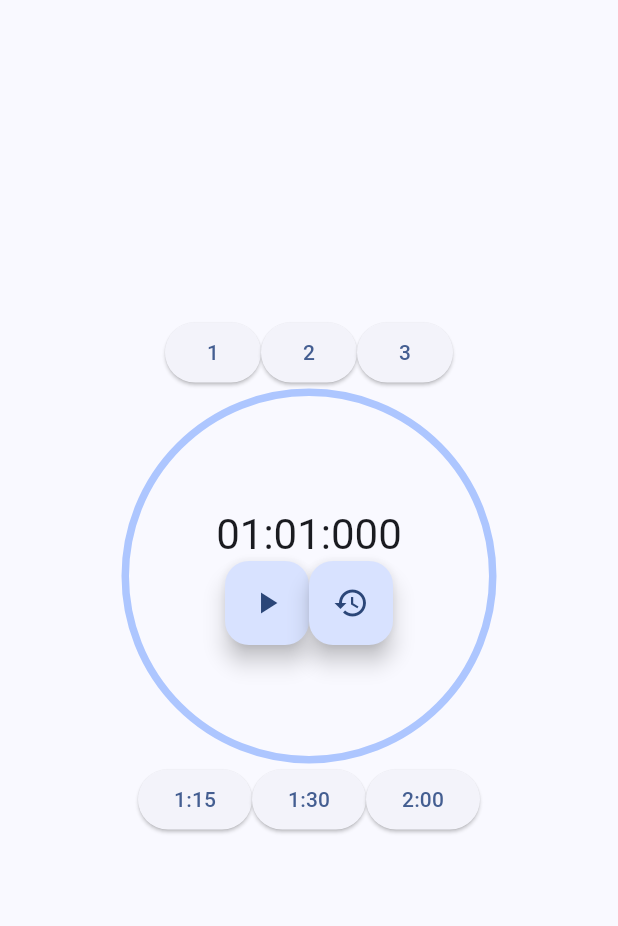
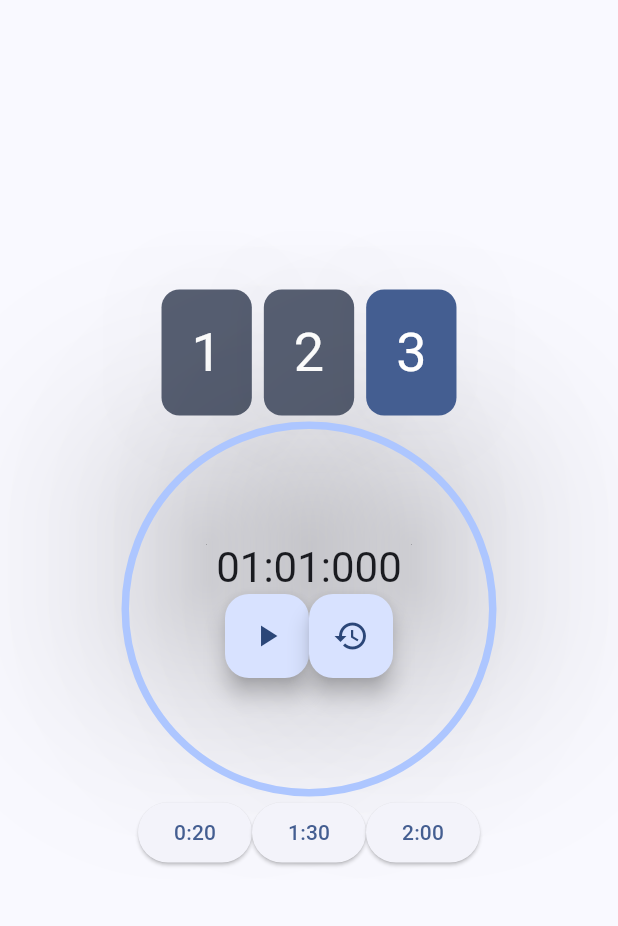
Before and after one commit to tlievre/fitness_stopwatch_app, a Flutter app: the screen it shows after launch, on a phone screen of 412 x 824 dp, the part 84-1010 px from its top. Run offline on Flutter 3.47's test engine with Material 3 defaults, Android fonts, the phone set to English and light mode, and no system bars.

Commit message:
add sets recorder feature

```diff
--- a/lib/main.dart
+++ b/lib/main.dart
@@ -1,10 +1,9 @@
-import 'package:fitness_stopwatch_app/timer_model.dart';
+import 'package:fitness_stopwatch_app/timer_provider.dart';
 import 'package:flutter/material.dart';
 import 'package:provider/provider.dart';
 
 void main() {
-  runApp(ChangeNotifierProvider(
-      create: (context) => TimerModel(1, 1), child: const MyApp()));
+  runApp(const MyApp());
 }
 
 class MyApp extends StatelessWidget {
@@ -13,26 +12,42 @@
   // This widget is the root of your application.
   @override
   Widget build(BuildContext context) {
-    return MaterialApp(
+    return ChangeNotifierProvider(
+      create: (context) => TimerProvider(1, 1),
+      child: MaterialApp(
         title: 'Fitness Stopwatch App',
         theme: ThemeData(
           colorScheme:
               ColorScheme.fromSeed(seedColor: Color.fromARGB(255, 48, 49, 53)),
           useMaterial3: true,
         ),
-      home: MyHomePage(),
+        home: const MyHomePage(),
+      ),
     );
   }
 }
 
 class MyHomePage extends StatelessWidget {
+  const MyHomePage({super.key});
+
   @override
   Widget build(BuildContext context) {
-    return Consumer<TimerModel>(
-      builder: (context, timerModel, _) => Scaffold(
+    final theme = Theme.of(context);
+    final style = theme.textTheme.displaySmall!.copyWith(
+      color: theme.colorScheme.onSecondary,
+    );
+
+    Color currentSet(int value) {
+      return (value == 1)
+          ? theme.colorScheme.primary
+          : theme.colorScheme.secondary;
+    }
+
+    var timerProvider = context.watch<TimerProvider>();
+    return Scaffold(
       appBar: AppBar(
         backgroundColor: Theme.of(context).colorScheme.inversePrimary,
-          title: Text('Fitness stopwatch app'),
+        title: const Text('Fitness stopwatch app'),
       ),
       body: Center(
         child: Column(
@@ -41,17 +56,29 @@
             Row(
               mainAxisAlignment: MainAxisAlignment.center,
               children: [
-                  ElevatedButton(
-                    onPressed: () {},
-                    child: Text("1"),
+                Card(
+                  color: currentSet(timerProvider.sets[0]),
+                  elevation: 70,
+                  child: Padding(
+                    padding: const EdgeInsets.all(20.0),
+                    child: Text("1", style: style),
                   ),
-                  ElevatedButton(
-                    onPressed: () {},
-                    child: Text("2"),
                 ),
-                  ElevatedButton(
-                    onPressed: () {},
-                    child: Text("3"),
+                Card(
+                  color: currentSet(timerProvider.sets[1]),
+                  elevation: 70,
+                  child: Padding(
+                    padding: const EdgeInsets.all(20.0),
+                    child: Text("2", style: style),
+                  ),
+                ),
+                Card(
+                  color: currentSet(timerProvider.sets[2]),
+                  elevation: 70,
+                  child: Padding(
+                    padding: const EdgeInsets.all(20.0),
+                    child: Text("3", style: style),
+                  ),
                 ),
               ],
             ),
@@ -70,26 +97,19 @@
                 mainAxisAlignment: MainAxisAlignment.center,
                 children: [
                   Text(
-                      Provider.of<TimerModel>(context, listen: false)
-                          .returnFormattedText(),
+                    timerProvider.returnFormattedText(),
                     style: Theme.of(context).textTheme.headlineMedium,
                   ),
                   Row(
                     mainAxisAlignment: MainAxisAlignment.center,
                     children: [
                       FloatingActionButton(
-                          onPressed:
-                              Provider.of<TimerModel>(context, listen: false)
-                                  .pauseTimer,
+                        onPressed: timerProvider.pauseTimer,
                         tooltip: 'StartStop',
-                          child: Icon(
-                              Provider.of<TimerModel>(context, listen: false)
-                                  .icon),
+                        child: Icon(timerProvider.icon),
                       ),
                       FloatingActionButton(
-                          onPressed:
-                              Provider.of<TimerModel>(context, listen: false)
-                                  .resetTimer,
+                        onPressed: timerProvider.resetTimer,
                         tooltip: 'reset',
                         child: const Icon(Icons.restore),
                       ),
@@ -98,36 +118,47 @@
                 ],
               ),
             ),
-              Row(
+            const QuickTimerButton()
+          ],
+        ),
+      ),
+    );
+  }
+}
+
+class QuickTimerButton extends StatelessWidget {
+  const QuickTimerButton({
+    super.key,
+  });
+
+  @override
+  Widget build(BuildContext context) {
+    var timerProvider = context.watch<TimerProvider>();
+    return Row(
       mainAxisAlignment: MainAxisAlignment.center,
       children: [
         ElevatedButton(
           onPressed: () {
-                      timerModel.milliseconds =
-                          timerModel.convertInMilliseconds(1, 15);
+            timerProvider.milliseconds =
+                TimerProvider.convertInMilliseconds(0, 20);
           },
-                    child: Text("1:15"),
+          child: Text("0:20"),
         ),
         ElevatedButton(
           onPressed: () {
-                      timerModel.milliseconds =
-                          timerModel.convertInMilliseconds(1, 30);
+            timerProvider.milliseconds =
+                TimerProvider.convertInMilliseconds(1, 30);
           },
           child: Text("1:30"),
         ),
         ElevatedButton(
           onPressed: () {
-                      timerModel.milliseconds =
-                          timerModel.convertInMilliseconds(2, 0);
+            timerProvider.milliseconds =
+                TimerProvider.convertInMilliseconds(2, 0);
           },
           child: Text("2:00"),
         ),
       ],
-              )
-            ],
-          ),
-        ),
-      ),
     );
   }
 }
--- a/lib/timer_model.dart
+++ b/lib/timer_provider.dart
@@ -1,16 +1,17 @@
 import 'dart:async';
 import 'package:flutter/material.dart';
 
-class TimerModel extends ChangeNotifier {
+class TimerProvider extends ChangeNotifier {
   late Timer t;
-  IconData icon = Icons.play_arrow;
-
-  // actual
-  int _milliseconds = 20000;
+  late int _milliseconds;
 
   int _counter = 0;
+  bool _isPaused = true;
+  IconData _icon = Icons.play_arrow;
 
-  bool _isPaused = true;
+  var sets = [0, 0, 1];
+
+  IconData get icon => _icon;
 
   int get seconds => _milliseconds ~/ 1000;
 
@@ -18,7 +19,7 @@ class TimerModel extends ChangeNotifier {
 
   int get remainingSeconds => _counter ~/ 1000;
 
-  int convertInMilliseconds(int minutes, int seconds) {
+  static int convertInMilliseconds(int minutes, int seconds) {
     return minutes * 60000 + seconds * 1000;
   }
 
@@ -27,7 +28,13 @@ class TimerModel extends ChangeNotifier {
     notifyListeners();
   }
 
-  TimerModel(int minutes, int seconds) {
+  void rotate() {
+    if (sets.isNotEmpty) {
+      sets = sets.sublist(1)..addAll(sets.sublist(0, 1));
+    }
+  }
+
+  TimerProvider(int minutes, int seconds) {
     _milliseconds = convertInMilliseconds(minutes, seconds);
 
     t = Timer.periodic(const Duration(milliseconds: 1), (timer) {
@@ -36,6 +43,11 @@ class TimerModel extends ChangeNotifier {
       if (!_isPaused && (_counter < _milliseconds)) {
         _counter += 1;
       }
+
+      if (_counter == _milliseconds) {
+        resetTimer();
+        rotate();
+      }
       notifyListeners();
     });
   }
@@ -43,10 +55,10 @@ class TimerModel extends ChangeNotifier {
   void pauseTimer() {
     if (_isPaused) {
       _isPaused = false;
-      icon = Icons.pause;
+      _icon = Icons.pause;
     } else {
       _isPaused = true;
-      icon = Icons.play_arrow;
+      _icon = Icons.play_arrow;
     }
     notifyListeners();
   }
@@ -54,7 +66,7 @@ class TimerModel extends ChangeNotifier {
   void resetTimer() {
     _counter = 0;
     _isPaused = true;
-    icon = Icons.play_arrow;
+    _icon = Icons.play_arrow;
     notifyListeners();
   }
 
```
Lines whose indentation alone changed are shown as unchanged.
